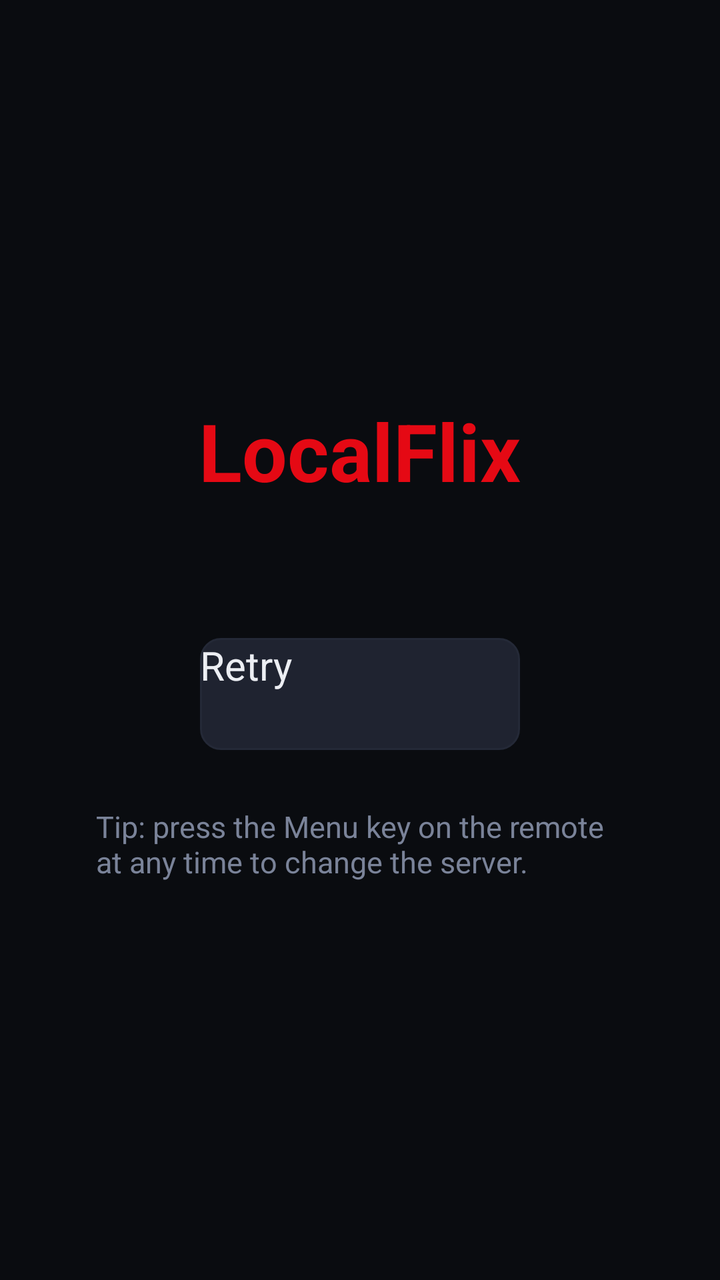
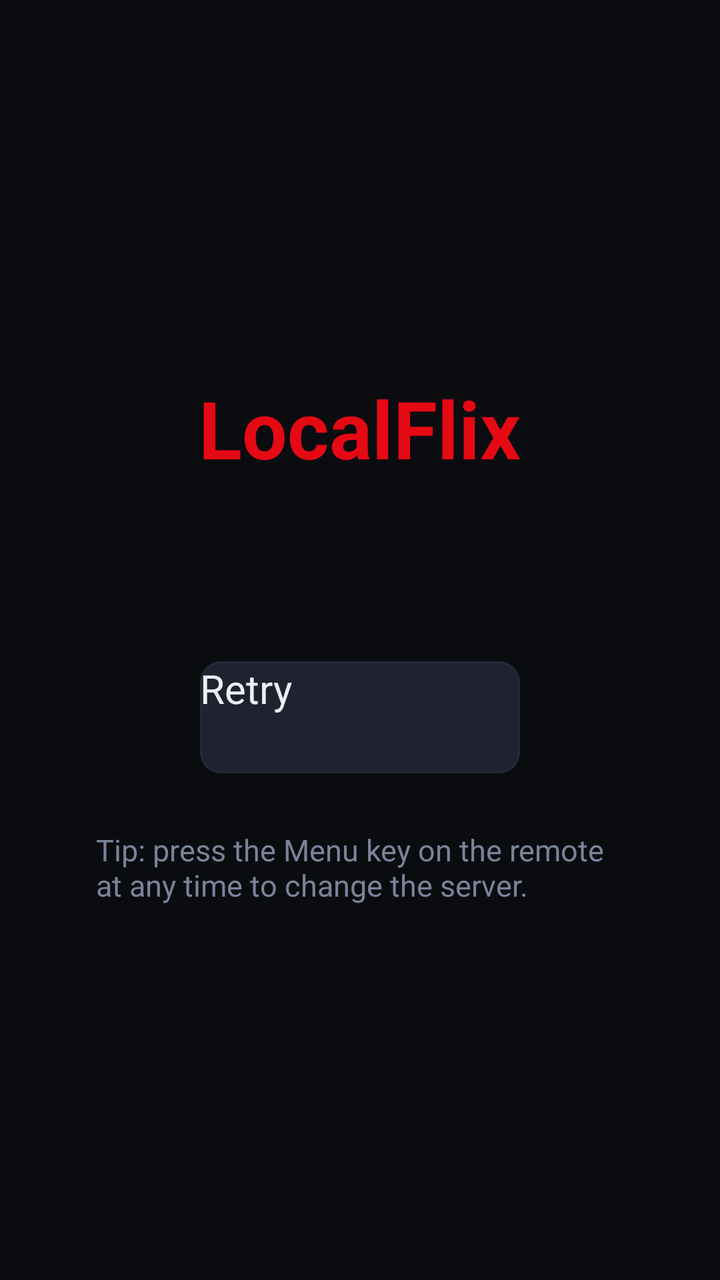

An Android layout rendered at two revisions. The XML below is the earlier revision; the diff shows what the commit changed to produce the second picture.
<!-- AndroidManifest.xml: application theme Theme.LocalFlix -->
<!-- res/layout/activity_main.xml -->
<?xml version="1.0" encoding="utf-8"?>
<FrameLayout
    xmlns:android="http://schemas.android.com/apk/res/android"
    android:layout_width="match_parent"
    android:layout_height="match_parent"
    android:background="@color/bg">

    <FrameLayout
        android:id="@+id/webHolder"
        android:layout_width="match_parent"
        android:layout_height="match_parent"
        android:visibility="gone" />

    
    <LinearLayout
        android:id="@+id/connectPanel"
        android:layout_width="match_parent"
        android:layout_height="match_parent"
        android:background="@color/bg"
        android:gravity="center"
        android:orientation="vertical"
        android:padding="48dp">

        <TextView
            android:layout_width="wrap_content"
            android:layout_height="wrap_content"
            android:text="LocalFlix"
            android:textColor="@color/accent"
            android:textSize="40sp"
            android:textStyle="bold" />

        <TextView
            android:id="@+id/connStatus"
            android:layout_width="560dp"
            android:layout_height="wrap_content"
            android:layout_marginTop="16dp"
            android:gravity="center"
            android:lineSpacingExtra="4dp"
            android:textColor="@color/text"
            android:textSize="20sp" />

        <ProgressBar
            android:id="@+id/connProgress"
            android:layout_width="40dp"
            android:layout_height="40dp"
            android:layout_marginTop="20dp"
            android:indeterminate="true"
            android:visibility="gone" />

        <EditText
            android:id="@+id/connInput"
            android:layout_width="460dp"
            android:layout_height="56dp"
            android:layout_marginTop="24dp"
            android:background="@drawable/bg_input"
            android:hint="http://192.168.1.10:8080"
            android:imeOptions="actionGo"
            android:importantForAutofill="no"
            android:inputType="textUri"
            android:maxLines="1"
            android:paddingStart="16dp"
            android:paddingEnd="16dp"
            android:singleLine="true"
            android:textColor="@color/text"
            android:textColorHint="@color/muted"
            android:textSize="20sp"
            android:visibility="gone" />

        <LinearLayout
            android:layout_width="wrap_content"
            android:layout_height="wrap_content"
            android:layout_marginTop="24dp"
            android:orientation="horizontal">

            <Button
                android:id="@+id/connRetry"
                android:layout_width="wrap_content"
                android:layout_height="56dp"
                android:background="@drawable/bg_btn"
                android:minWidth="160dp"
                android:stateListAnimator="@null"
                android:text="Retry"
                android:textAllCaps="false"
                android:textColor="@color/btn_text"
                android:textSize="20sp" />

            <Button
                android:id="@+id/connConnect"
                android:layout_width="wrap_content"
                android:layout_height="56dp"
                android:layout_marginStart="16dp"
                android:background="@drawable/bg_btn"
                android:minWidth="160dp"
                android:stateListAnimator="@null"
                android:text="Connect"
                android:textAllCaps="false"
                android:textColor="@color/btn_text"
                android:textSize="20sp"
                android:visibility="gone" />
        </LinearLayout>

        <TextView
            android:layout_width="wrap_content"
            android:layout_height="wrap_content"
            android:layout_marginTop="28dp"
            android:text="Tip: press the Menu key on the remote at any time to change the server."
            android:textColor="@color/muted"
            android:textSize="15sp" />
    </LinearLayout>
</FrameLayout>
<!-- resources referenced by this layout -->
<resources>
  <color name="accent">#e50914</color>
  <color name="bg">#0a0c10</color>
  <color name="muted">#7a8399</color>
  <color name="text">#eceef3</color>
  <!-- drawable bg_btn (drawable) -->
  <?xml version="1.0" encoding="utf-8"?>
  <selector xmlns:android="http://schemas.android.com/apk/res/android">
      <item android:state_focused="true">
          <shape android:shape="rectangle">
              <solid android:color="@color/accent" />
              <stroke android:width="3dp" android:color="@color/white" />
              <corners android:radius="10dp" />
          </shape>
      </item>
      <item>
          <shape android:shape="rectangle">
              <solid android:color="@color/surface3" />
              <stroke android:width="1dp" android:color="@color/line" />
              <corners android:radius="10dp" />
          </shape>
      </item>
  </selector>
  <!-- drawable bg_input (drawable) -->
  <?xml version="1.0" encoding="utf-8"?>
  <selector xmlns:android="http://schemas.android.com/apk/res/android">
      <item android:state_focused="true">
          <shape android:shape="rectangle">
              <solid android:color="@color/surface2" />
              <stroke android:width="3dp" android:color="@color/accent" />
              <corners android:radius="10dp" />
          </shape>
      </item>
      <item>
          <shape android:shape="rectangle">
              <solid android:color="@color/surface2" />
              <stroke android:width="1dp" android:color="@color/line" />
              <corners android:radius="10dp" />
          </shape>
      </item>
  </selector>
  <style name="Theme.LocalFlix" parent="@style/Theme.AppCompat.Leanback">
          <item name="android:windowBackground">@color/bg</item>
          <item name="android:colorBackground">@color/bg</item>
          <item name="android:windowNoTitle">true</item>
          <item name="android:textColorPrimary">@color/text</item>
          <item name="android:textColorSecondary">@color/muted</item>
          
          <item name="colorPrimary">@color/surface</item>
          <item name="colorPrimaryDark">@color/bg</item>
          <item name="colorAccent">@color/accent</item>
      </style>
  <color name="white">#FFFFFF</color>
  <color name="surface3">#1f2330</color>
  <color name="line">#242937</color>
  <color name="surface2">#181c24</color>
  <color name="surface">#111318</color>
</resources>

<!-- the commit's change to res/layout/activity_main.xml (unified diff, before → after) -->
@@ -28,6 +28,14 @@
             android:textColor="@color/accent"
             android:textSize="40sp"
             android:textStyle="bold" />
+
+        <TextView
+            android:id="@+id/connVersion"
+            android:layout_width="wrap_content"
+            android:layout_height="wrap_content"
+            android:layout_marginTop="4dp"
+            android:textColor="@color/muted"
+            android:textSize="14sp" />
 
         <TextView
             android:id="@+id/connStatus"
